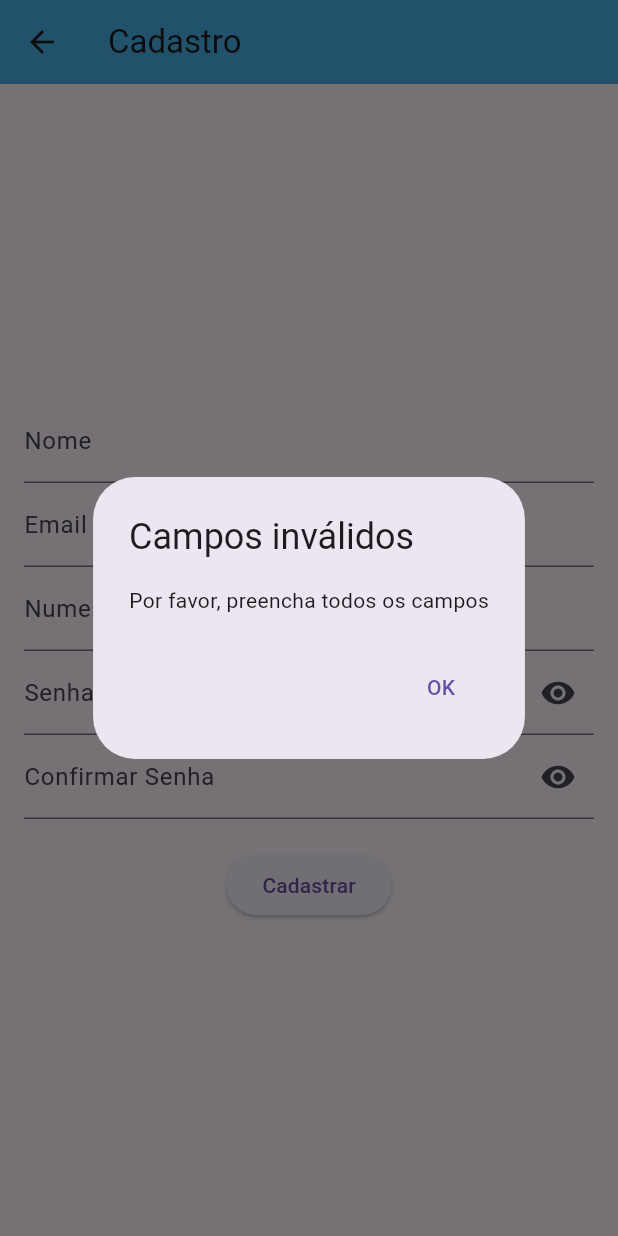
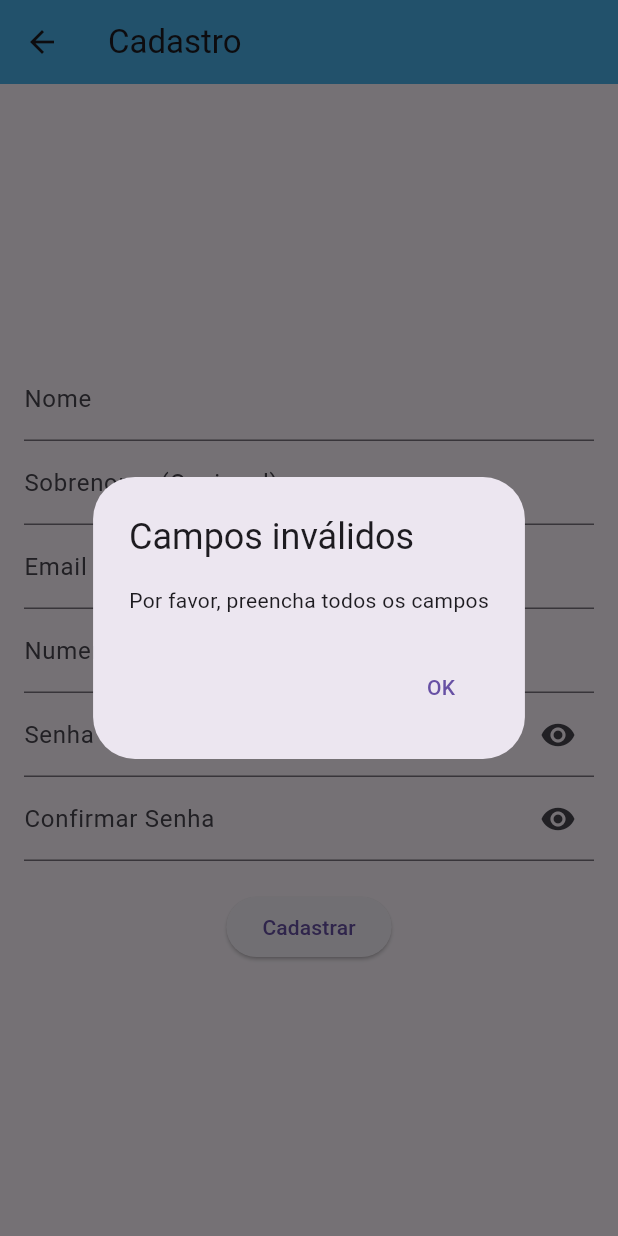
Before and after one commit to b4rradas/app_notasorg, a Flutter app: the CadastroView screen opened by its route, after a tap on "Cadastrar", on a phone screen of 412 x 824 dp. Run offline on Flutter 3.47's test engine with Material 3 defaults, Android fonts, the phone set to English and light mode, and no system bars; our stand-ins replace cloud_firestore, device_preview, firebase_auth, firebase_core, get_it; accounts and stored records are empty.

Commit message:
Adicionando campo sobrenome na criaçao de usuario e adicionando metodo de verificar senha segura

```diff
--- a/lib/view/cadastro_view.dart
+++ b/lib/view/cadastro_view.dart
@@ -39,6 +39,11 @@ class _CadastroViewState extends State<CadastroView> {
               ),
 
               TextFormField(
+                controller: controller.txtCadastroSobrenome,
+                decoration: InputDecoration(labelText: 'Sobrenome (Opcional)'),
+              ),
+
+              TextFormField(
                 controller: controller.txtCadastroEmail,
                 decoration: InputDecoration(labelText: 'Email'),
                 keyboardType: TextInputType.emailAddress,
@@ -66,21 +71,26 @@ class _CadastroViewState extends State<CadastroView> {
 
               SizedBox(height: 20),
               ElevatedButton(
-                onPressed: ()  {
+                onPressed: () {
                   if (controller.validateFields()) {
+                    if (!controller.SenhaSegura(controller.txtCadastroSenha.text)) {
+                      controller.showAlertDialogSenhaInsegura(context);
+                      return;
+                    }
+
                     if (controller.checkPasswords()) {
-                      controller.criarConta(context,
+                      controller.criarConta(
+                        context,
                         controller.txtCadastroNome.text,
+                        controller.txtCadastroSobrenome.text,
                         controller.txtCadastroEmail.text,
                         controller.txtCadastroSenha.text,
-                        controller.txtCadastroNumero.text
+                        controller.txtCadastroNumero.text,
                       );
-                    }
-                    else {
+                    } else {
                       controller.showAlertDialogPassword(context);
                     }
-                  }
-                  else {
+                  } else {
                     controller.showAlertDialogCad(context);
                   }
                 },
```
Also changed, not shown: lib/controller/cadastro_controller.dart (+32 -1 lines).
